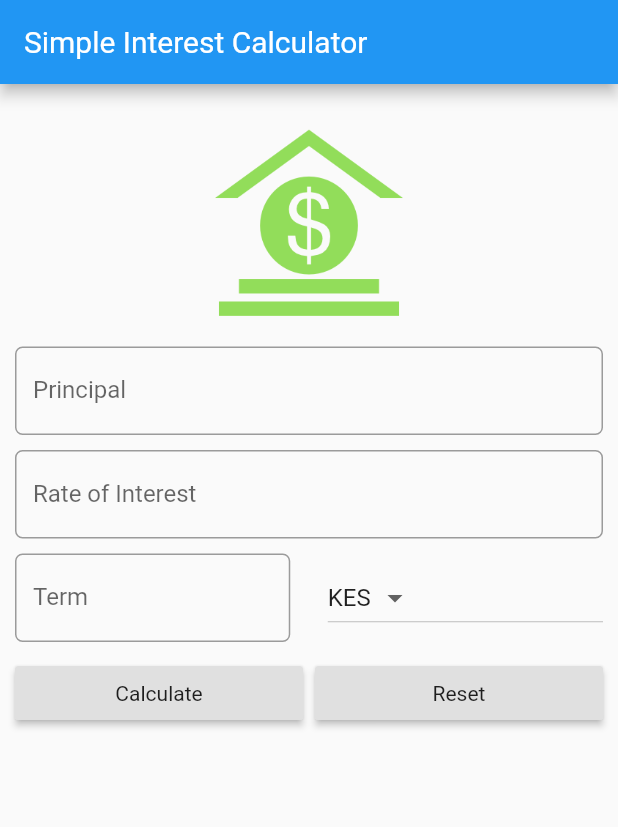
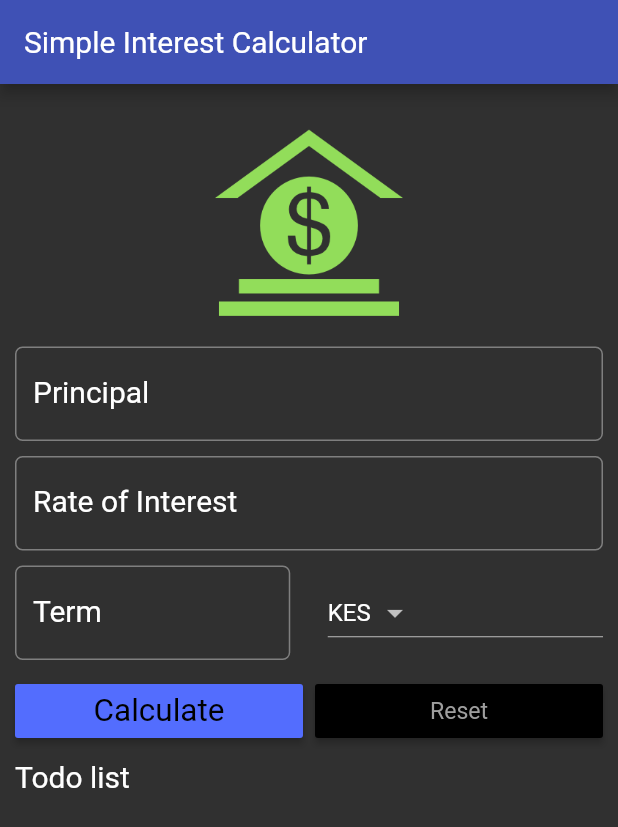
Before and after one commit to gitonga123/hundreds-days-of-code, a Flutter app: the screen it shows after launch, on a phone screen of 412 x 824 dp. Shown: the top 827 px of the screen. Run offline on Flutter 3.47's test engine with Material 2 defaults, Android fonts, the phone set to English and light mode, and no system bars; our stand-ins replace flutter_spinkit, font_awesome_flutter.

Commit message:
Applying styles ad themes

```diff
--- a/flutter_app/lib/main.dart
+++ b/flutter_app/lib/main.dart
@@ -10,7 +10,10 @@ class MyHome extends StatelessWidget {
     return MaterialApp(
         title: "Simple Interest Calculator App",
         debugShowCheckedModeBanner: false,
-        theme: ThemeData(primarySwatch: Colors.blue),
+        theme: ThemeData(
+            primaryColor: Colors.indigo,
+            accentColor: Colors.indigoAccent,
+            brightness: Brightness.dark),
         home: SIForm());
   }
 }
@@ -25,6 +28,7 @@ class _SIFormState extends State<SIForm> {
   final _minimumPadding = 5.0;
   @override
   Widget build(BuildContext context) {
+    TextStyle textStyle = Theme.of(context).textTheme.title;
     return Scaffold(
       appBar: AppBar(
         title: Text('Simple Interest Calculator'),
@@ -39,8 +43,10 @@ class _SIFormState extends State<SIForm> {
             ),
             TextField(
               keyboardType: TextInputType.number,
+              style: textStyle,
               decoration: InputDecoration(
                   labelText: "Principal",
+                  labelStyle: textStyle,
                   hintText: "Enter Principal amount e.g 12000",
                   border: OutlineInputBorder(
                       borderRadius: BorderRadius.circular(5.0))),
@@ -50,9 +56,11 @@ class _SIFormState extends State<SIForm> {
             ),
             TextField(
               keyboardType: TextInputType.number,
+              style: textStyle,
               decoration: InputDecoration(
                   labelText: "Rate of Interest",
                   hintText: "In percent p/a",
+                  labelStyle: textStyle,
                   border: OutlineInputBorder(
                       borderRadius: BorderRadius.circular(5.0))),
             ),
@@ -64,9 +72,11 @@ class _SIFormState extends State<SIForm> {
                 Expanded(
                   child: TextField(
                     keyboardType: TextInputType.number,
+                    style: textStyle,
                     decoration: InputDecoration(
                         labelText: "Term",
                         hintText: "Time in years",
+                        labelStyle: textStyle,
                         border: OutlineInputBorder(
                             borderRadius: BorderRadius.circular(5.0))),
                   ),
@@ -89,21 +99,29 @@ class _SIFormState extends State<SIForm> {
                 ))
               ],
             ),
-            SizedBox(height: 10.0,),
+            SizedBox(
+              height: 10.0,
+            ),
             Row(
               children: <Widget>[
                 Expanded(
                   child: RaisedButton(
-                    child: Text("Calculate"),
+                    color: Theme.of(context).accentColor,
+                    textColor: Theme.of(context).primaryColorDark,
+                    child: Text("Calculate", textScaleFactor: 1.5,),
                     onPressed: () {
                       print("Calculate");
                     },
                   ),
                 ),
-                SizedBox(width: 8.0,),
+                SizedBox(
+                  width: 8.0,
+                ),
                 Expanded(
                   child: RaisedButton(
-                    child: Text("Reset"),
+                    color: Theme.of(context).primaryColorDark,
+                    textColor: Theme.of(context).primaryColorLight,
+                    child: Text("Reset", textScaleFactor: 1.1,),
                     onPressed: () {
                       print("Reset");
                     },
@@ -111,7 +129,8 @@ class _SIFormState extends State<SIForm> {
                 )
               ],
             ),
-            // SizedBox(height: 10.0,),
+            SizedBox(height: 8.0,),
+            Text("Todo list", style: textStyle,)
           ],
         ),
       ),
```
